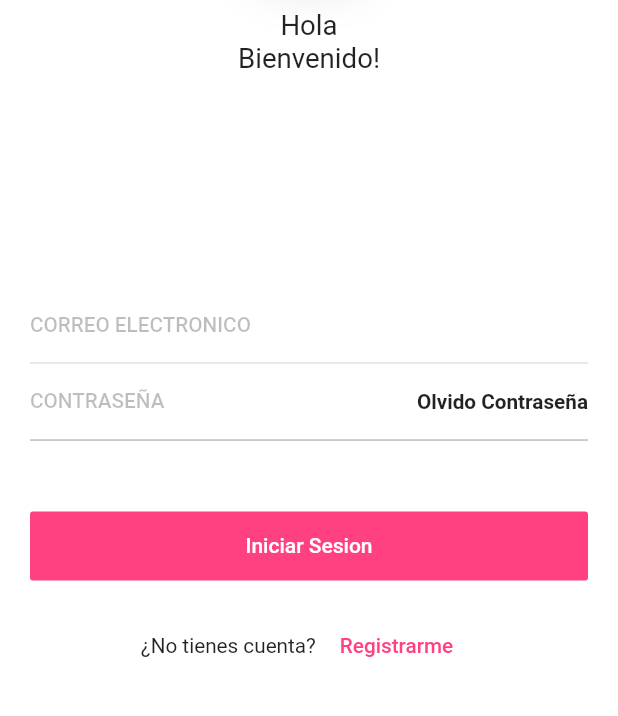
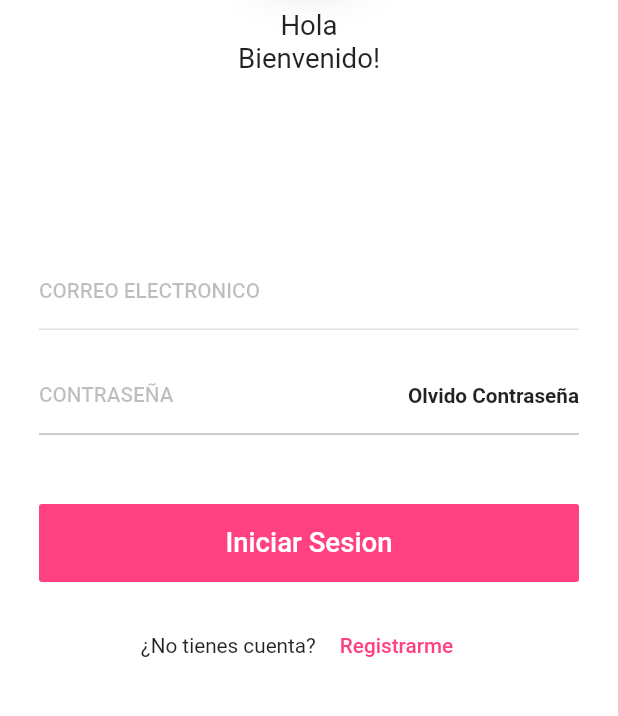
Before and after one commit to jdvpl/flutter-construccion-de-uis-adaptables, a Flutter app: the screen it shows after launch, on a phone screen of 412 x 824 dp, the part 316-1032 px from its top. Run offline on Flutter 3.47's test engine with Material 2 defaults, Android fonts, the light colour scheme and no system bars; our stand-ins replace flutter_svg.

Commit message:
finalizando el formulario de login

```diff
--- a/api_rest_ui/lib/utils/responsive.dart
+++ b/api_rest_ui/lib/utils/responsive.dart
@@ -3,10 +3,11 @@ import 'dart:math' as math;
 
 class Responsive {
   double _widht, _height, _diagonal;
-
+  bool _isTablet;
   double get width => _widht;
   double get height => _height;
   double get diagonal => _diagonal;
+  bool get isTablet => _isTablet;
 
   static Responsive of(BuildContext context) => Responsive(context);
 
@@ -17,6 +18,8 @@ class Responsive {
 
     // c2=a2+b2 diagonal
     this._diagonal = math.sqrt(math.pow(_widht, 2) + math.pow(_height, 2));
+
+    this._isTablet = size.shortestSide >= 600;
   }
 
   double wp(double percent) => _widht * percent / 100;
--- a/api_rest_ui/lib/widgets/login_form.dart
+++ b/api_rest_ui/lib/widgets/login_form.dart
@@ -12,14 +12,19 @@ class LoginForm extends StatelessWidget {
     final Responsive responsive = Responsive.of(context);
     return Positioned(
       bottom: 30,
-      right: 20,
-      left: 20,
+      child: Container(
+        constraints: BoxConstraints(
+          maxWidth: responsive.isTablet ? 4300 : 360,
+        ),
         child: Column(
           children: [
             InputText(
               keyboardType: TextInputType.emailAddress,
               label: "CORREO ELECTRONICO",
-            fontSize: responsive.dp(1.5),
+              fontSize: responsive.dp(responsive.isTablet ? 1.2 : 1.5),
+            ),
+            SizedBox(
+              height: responsive.dp(2),
             ),
             Container(
               decoration: BoxDecoration(
@@ -36,7 +41,7 @@ class LoginForm extends StatelessWidget {
                       label: "CONTRASEÑA",
                       obsucreText: true,
                       borderEnabled: false,
-                    fontSize: responsive.dp(1.5),
+                      fontSize: responsive.dp(responsive.isTablet ? 1.2 : 1.5),
                     ),
                   ),
                   FlatButton(
@@ -63,7 +68,10 @@ class LoginForm extends StatelessWidget {
                 onPressed: () {},
                 child: Text(
                   "Iniciar Sesion",
-                style: TextStyle(color: Colors.white),
+                  style: TextStyle(
+                    color: Colors.white,
+                    fontSize: responsive.dp(2),
+                  ),
                 ),
               ),
             ),
@@ -94,6 +102,7 @@ class LoginForm extends StatelessWidget {
             ),
           ],
         ),
+      ),
     );
   }
 }
```
Lines whose indentation alone changed are shown as unchanged.
